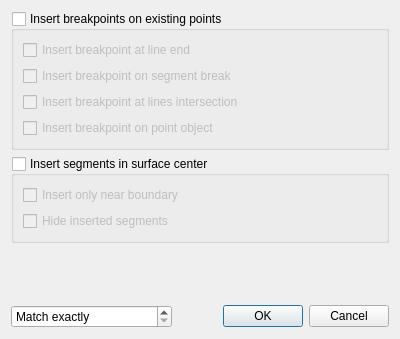
Qt form insertdialog.ui (Kuszki/EW-Database) before a commit.
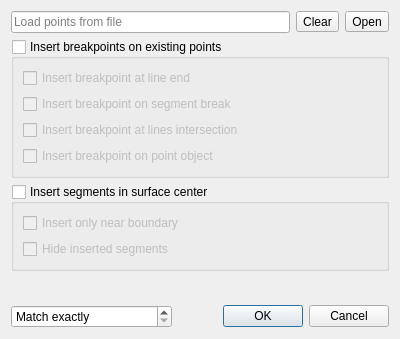
The same form after that commit. Icons and pictures are not drawn.

Commit message: Implement insert dialog load from file

The edit to the form file:
```diff
--- a/insertdialog.ui
+++ b/insertdialog.ui
@@ -19,6 +19,42 @@
   </property>
   <layout class="QGridLayout" name="gridLayout">
    <item row="0" column="0" colspan="2">
+    <layout class="QHBoxLayout" name="fileGroup">
+     <item>
+      <widget class="QLineEdit" name="fileEdit">
+       <property name="readOnly">
+        <bool>true</bool>
+       </property>
+       <property name="placeholderText">
+        <string>Load points from file</string>
+       </property>
+      </widget>
+     </item>
+     <item>
+      <widget class="QToolButton" name="clearButton">
+       <property name="text">
+        <string>Clear</string>
+       </property>
+       <property name="icon">
+        <iconset theme="edit-clear">
+         <normaloff>.</normaloff>.</iconset>
+       </property>
+      </widget>
+     </item>
+     <item>
+      <widget class="QToolButton" name="openButton">
+       <property name="text">
+        <string>Open</string>
+       </property>
+       <property name="icon">
+        <iconset theme="document-open">
+         <normaloff>.</normaloff>.</iconset>
+       </property>
+      </widget>
+     </item>
+    </layout>
+   </item>
+   <item row="1" column="0" colspan="2">
     <widget class="QGroupBox" name="breakGroup">
      <property name="title">
       <string>Insert breakpoints on existing points</string>
@@ -64,7 +100,7 @@
      </layout>
     </widget>
    </item>
-   <item row="1" column="0" colspan="2">
+   <item row="2" column="0" colspan="2">
     <widget class="QGroupBox" name="segmentGroup">
      <property name="title">
       <string>Insert segments in surface center</string>
@@ -96,7 +132,7 @@
      </layout>
     </widget>
    </item>
-   <item row="2" column="0" colspan="2">
+   <item row="3" column="0" colspan="2">
     <spacer name="verticalSpacer">
      <property name="orientation">
       <enum>Qt::Vertical</enum>
@@ -109,7 +145,7 @@
      </property>
     </spacer>
    </item>
-   <item row="3" column="0">
+   <item row="4" column="0">
     <widget class="QDoubleSpinBox" name="radiusSpin">
      <property name="specialValueText">
       <string>Match exactly</string>
@@ -128,7 +164,7 @@
      </property>
     </widget>
    </item>
-   <item row="3" column="1">
+   <item row="4" column="1">
     <widget class="QDialogButtonBox" name="buttonBox">
      <property name="orientation">
       <enum>Qt::Horizontal</enum>
```
Left out of the diff: 57 changed lines with no effect on the pictures. The commit also changes 12 other files.
